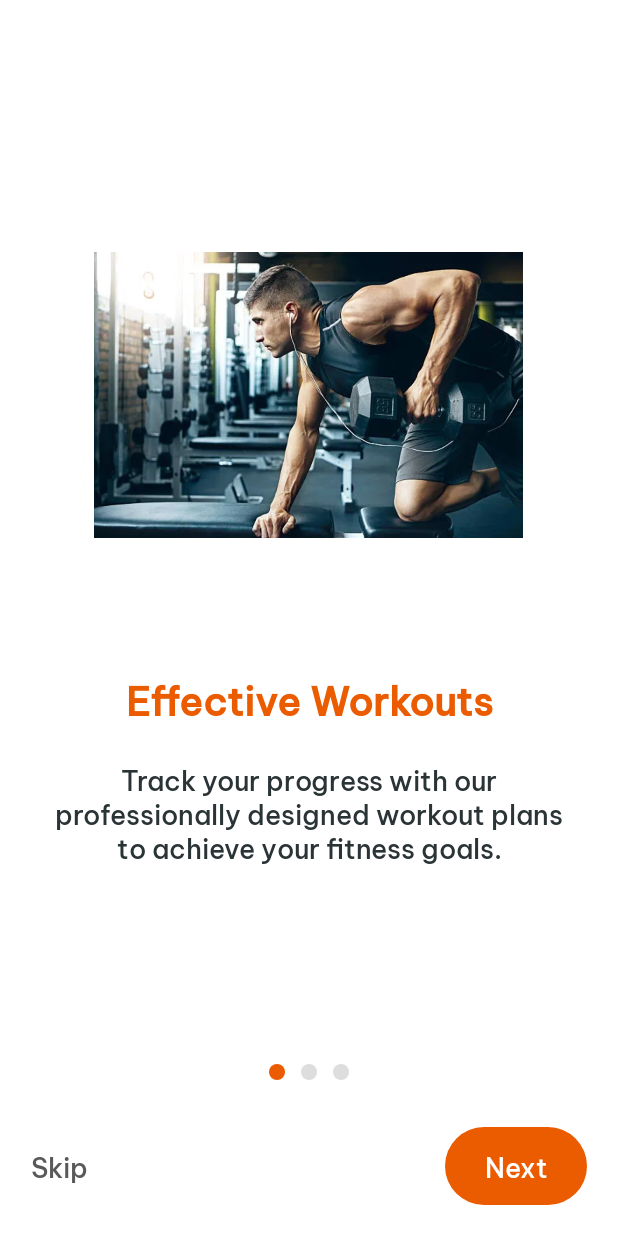
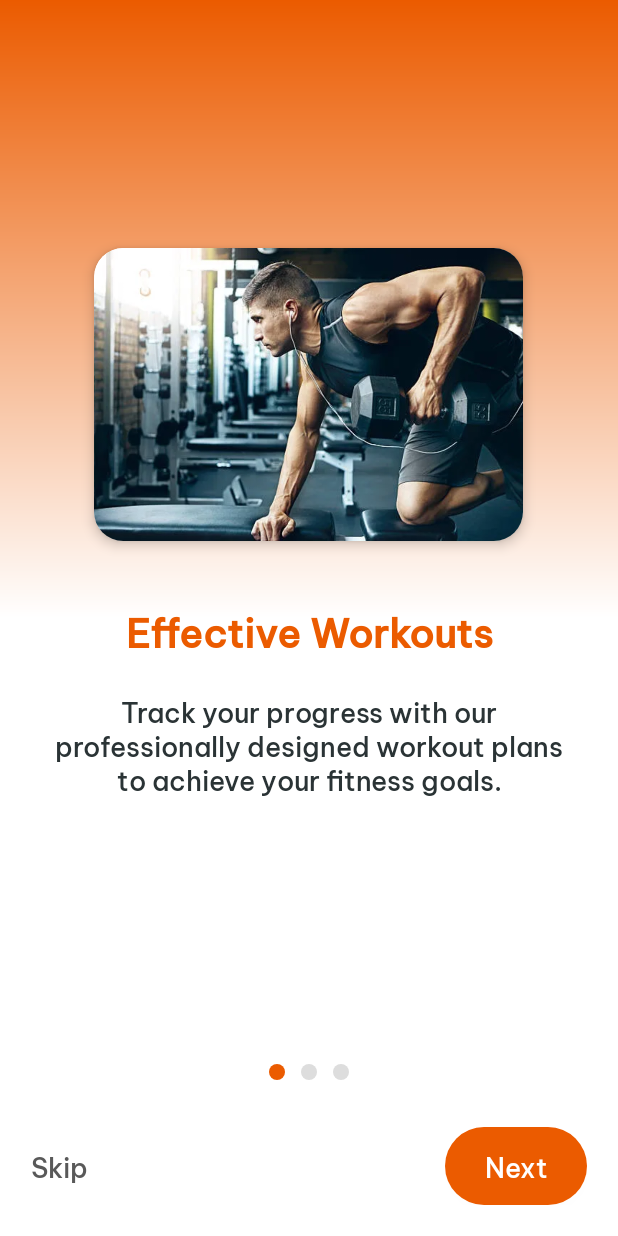
Before and after one commit to thiet003/BTL_Mobile_PTIT_2025, an Android app: the IntroActivity screen opened directly, with no data from a screen before it, on a phone screen of 412 x 824 dp. Run offline under Robolectric (Android 15) with nearby library versions, the phone set to English and light mode, and no system bars; our stand-ins replace sdp/ssp sizes; libraries missing offline, so code that uses them is left out: com.orhanobut.hawk; 1 statement that could not run was skipped.

Commit message:
chỉnh layout cho intro

```diff
--- /dev/null
+++ b/app/src/main/res/drawable/bg_intro.xml
@@ -0,0 +1,6 @@
+<?xml version="1.0" encoding="utf-8"?>
+<shape
+    android:shape="rectangle"
+    xmlns:android="http://schemas.android.com/apk/res/android">
+    <gradient android:startColor="@color/primary" android:centerColor="@color/background" android:endColor="@color/background" android:angle="-135"/>
+</shape>
--- a/app/src/main/res/layout/activity_intro.xml
+++ b/app/src/main/res/layout/activity_intro.xml
@@ -4,7 +4,7 @@
     xmlns:tools="http://schemas.android.com/tools"
     android:layout_width="match_parent"
     android:layout_height="match_parent"
-    android:background="@color/background"
+    android:background="@drawable/bg_intro"
     tools:context=".features.intro.IntroActivity">
 
     <androidx.viewpager2.widget.ViewPager2
--- a/app/src/main/res/layout/layout_intro_slide.xml
+++ b/app/src/main/res/layout/layout_intro_slide.xml
@@ -2,17 +2,24 @@
 <LinearLayout xmlns:android="http://schemas.android.com/apk/res/android"
     android:layout_width="match_parent"
     android:layout_height="match_parent"
+    xmlns:app="http://schemas.android.com/apk/res-auto"
     android:gravity="center"
     android:orientation="vertical"
     android:padding="@dimen/_20sdp">
 
-    <ImageView
-        android:id="@+id/imageIntro"
-        android:layout_width="@dimen/_220sdp"
-        android:layout_height="@dimen/_220sdp"
+    <androidx.cardview.widget.CardView
+        android:layout_width="wrap_content"
+        android:layout_height="wrap_content"
         android:layout_marginBottom="@dimen/_30sdp"
-        android:adjustViewBounds="true"
-        android:contentDescription="Intro image" />
+        app:cardCornerRadius="@dimen/_15sdp"
+        app:cardElevation="5dp">
+        <ImageView
+            android:id="@+id/imageIntro"
+            android:layout_width="@dimen/_220sdp"
+            android:layout_height="@dimen/_150sdp"
+            android:scaleType="centerCrop"
+            android:contentDescription="Intro image" />
+    </androidx.cardview.widget.CardView>
 
     <TextView
         android:id="@+id/textTitle"
```
